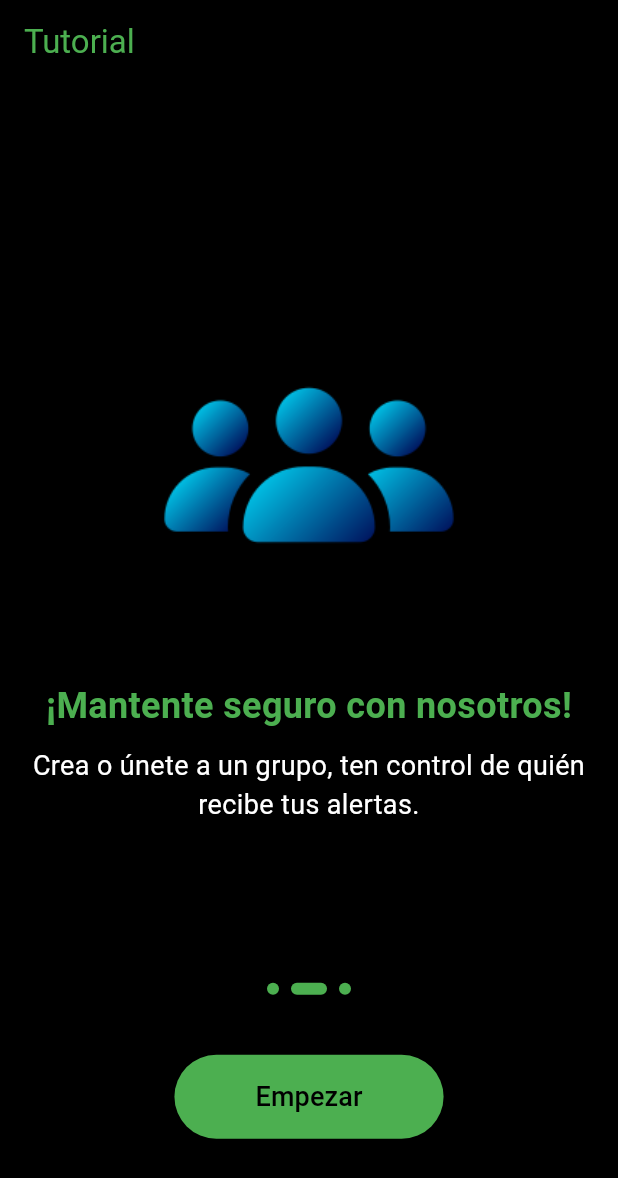
After one commit to German1127/Warded, a Flutter app: the screen it shows after launch, swiped to page 2, on a phone screen of 412 x 824 dp. The commit adds this screen. Shown: the top 1178 px of the screen. Run offline on Flutter 3.47's test engine with Material 3 defaults, Android fonts, the phone set to English and light mode, and no system bars; our stand-ins replace bloc, cloud_firestore, equatable, firebase_core, firebase_messaging, flutter_bloc and 4 more; missing offline and left inert: barcode_scan2; accounts and stored records are empty.

Commit message:
agregado el tutorial

```diff
--- a/lib/botones/boton_crear_cuenta.dart
+++ b/lib/botones/boton_crear_cuenta.dart
@@ -16,7 +16,7 @@ class BotonCrearCuenta extends StatelessWidget {
       onPressed: () async {
         currentUser = await Vecino.fromFirestore("1");
         currentGroup = await Grupo.fromFirestore(currentUser.groupId);
-        Navigator.push(
+        Navigator.pushReplacement(
             context,
             MaterialPageRoute(builder: (context) => const CrearCuenta())
         );
--- a/lib/botones/boton_iniciar_sesion.dart
+++ b/lib/botones/boton_iniciar_sesion.dart
@@ -22,7 +22,7 @@ class BotonIniSesion extends StatelessWidget {
         );
 
 
-        Navigator.push(
+        Navigator.pushReplacement(
           context,
           MaterialPageRoute(builder: (context) => PaginaPrincipal()),
         );
--- a/lib/botones/boton_registro.dart
+++ b/lib/botones/boton_registro.dart
@@ -21,7 +21,7 @@ class BotonRegistro extends StatelessWidget {
           ),
         );
 
-        Navigator.push(
+        Navigator.pushReplacement(
           context,
           MaterialPageRoute(builder: (context) => PaginaPrincipal()),
         );
--- a/lib/main.dart
+++ b/lib/main.dart
@@ -1,17 +1,20 @@
 import 'package:flutter/material.dart';
 import 'package:flutter_bloc/flutter_bloc.dart';
+import 'package:flutter/services.dart';
+import 'package:firebase_core/firebase_core.dart';
+import 'package:cloud_firestore/cloud_firestore.dart';
+import 'package:firebase_messaging/firebase_messaging.dart';
+import 'package:flutter_local_notifications/flutter_local_notifications.dart';
+import 'package:shared_preferences/shared_preferences.dart';
+import 'package:Warded/fcm_service.dart';
 import 'package:Warded/features/mis_grupos/cubic/mis_grupos_cubit.dart';
-import 'package:flutter/services.dart';
 import 'package:Warded/login.dart';
+import 'package:Warded/pagina_principal.dart';
+import 'package:Warded/onboarding_screen.dart';
+import 'funciones_notificacion.dart';
 import 'features/mis_grupos/models/vecino.dart';
 import 'features/mis_grupos/models/grupo.dart';
 import 'firebase_options.dart';
-import 'package:firebase_core/firebase_core.dart';
-import 'package:cloud_firestore/cloud_firestore.dart';
-import 'package:firebase_messaging/firebase_messaging.dart';
-import 'package:Warded/fcm_service.dart';
-import 'package:flutter_local_notifications/flutter_local_notifications.dart';
-import 'funciones_notificacion.dart';
 
 
 final db = FirebaseFirestore.instance;
@@ -48,16 +51,31 @@ void main() async {
   await flutterLocalNotificationsPlugin.initialize(initializationSettings,
       onDidReceiveNotificationResponse: selectNotification);
 
+  // Verificar si se ha mostrado el tutorial
+  SharedPreferences prefs = await SharedPreferences.getInstance();
+  bool seenOnboarding = prefs.getBool('seenOnboarding') ?? false;
+
+  Widget initialRoute;
+  if (seenOnboarding) {
+    // Si ya se ha visto el tutorial, muestra la pantalla de login
+    initialRoute = const Login();
+  } else {
+    // Si no se ha visto el tutorial, muestra el tutorial
+    initialRoute = OnboardingScreen();
+  }
+
   runApp(
     BlocProvider(
       create: (context) => MisGruposCubit()..getVecinos(),
-      child: const WardedAPP(),
+      child: WardedAPP(initialRoute),
     ),
   );
 }
 
 class WardedAPP extends StatelessWidget {
-  const WardedAPP();
+  final Widget initialRoute;
+
+  const WardedAPP(this.initialRoute);
 
   @override
   Widget build(BuildContext context) {
@@ -72,7 +90,7 @@ class WardedAPP extends StatelessWidget {
           ),
         ),
       ),
-      home: const Login(),
+      home: initialRoute,
     );
   }
 }
--- /dev/null
+++ b/lib/onboarding_screen.dart
@@ -0,0 +1,155 @@
+import 'package:flutter/material.dart';
+import 'package:shared_preferences/shared_preferences.dart';
+import 'package:Warded/login.dart';
+
+class OnboardingScreen extends StatefulWidget {
+  @override
+  _OnboardingScreenState createState() => _OnboardingScreenState();
+}
+
+class _OnboardingScreenState extends State<OnboardingScreen> {
+  PageController _pageController = PageController();
+  int _currentPage = 0;
+  List<String> _imagePaths = [
+    'assets/BotonAlarma.png',
+    'assets/IconoGrupo.png',
+    'assets/IconoBache.png',
+  ];
+  List<String> _titles = [
+    '¡Bienvenido a Warded!',
+    '¡Mantente seguro con nosotros!',
+    '¡Notifica a tu grupo!',
+  ];
+  List<String> _descriptions = [
+    'Evita activar alarmas accidentalmente; mantenlas presionadas durante dos segundos.',
+    'Crea o únete a un grupo, ten control de quién recibe tus alertas.',
+    'Utiliza las alertas para reportar incidentes a tus vecinos.',
+  ];
+
+  @override
+  void initState() {
+    super.initState();
+    _pageController = PageController();
+  }
+
+  @override
+  void dispose() {
+    _pageController.dispose();
+    super.dispose();
+  }
+
+  @override
+  Widget build(BuildContext context) {
+    return Scaffold(
+      appBar: AppBar(
+        backgroundColor: Colors.black,
+        title: const Text(
+          'Tutorial',
+          style: TextStyle(color: Colors.green),
+        ),
+      ),
+      body: Container(
+        color: Colors.black,
+        child: Column(
+          mainAxisAlignment: MainAxisAlignment.center,
+          children: [
+            SizedBox(
+              height: MediaQuery.of(context).size.height * 0.6,
+              child: PageView.builder(
+                controller: _pageController,
+                itemCount: _imagePaths.length,
+                onPageChanged: (index) {
+                  setState(() {
+                    _currentPage = index;
+                  });
+                },
+                itemBuilder: (context, index) {
+                  return Column(
+                    mainAxisAlignment: MainAxisAlignment.center,
+                    children: [
+                      Image.asset(
+                        _imagePaths[index],
+                        fit: BoxFit.contain,
+                        height: MediaQuery.of(context).size.height * 0.3,
+                      ),
+                      SizedBox(height: 20.0),
+                      Padding(
+                        padding: const EdgeInsets.symmetric(horizontal: 20.0),
+                        child: Text(
+                          _titles[index],
+                          textAlign: TextAlign.center,
+                          style: TextStyle(color: Colors.green, fontSize: 24.0, fontWeight: FontWeight.bold),
+                        ),
+                      ),
+                      SizedBox(height: 10.0),
+                      Padding(
+                        padding: const EdgeInsets.symmetric(horizontal: 20.0),
+                        child: Text(
+                          _descriptions[index],
+                          textAlign: TextAlign.center,
+                          style: TextStyle(color: Colors.white, fontSize: 18.0),
+                        ),
+                      ),
+                    ],
+                  );
+                },
+              ),
+            ),
+            SizedBox(height: 40.0),
+            Row(
+              mainAxisAlignment: MainAxisAlignment.center,
+              children: _buildPageIndicator(),
+            ),
+            SizedBox(height: 40.0),
+            ElevatedButton(
+              onPressed: () async {
+                SharedPreferences prefs =
+                await SharedPreferences.getInstance();
+                await prefs.setBool('seenOnboarding', true);
+
+                Navigator.pushReplacement(
+                  context,
+                  MaterialPageRoute(builder: (context) => const Login()),
+                );
+              },
+              style: ElevatedButton.styleFrom(
+                backgroundColor: Colors.green,
+                shape: RoundedRectangleBorder(
+                  borderRadius: BorderRadius.circular(30.0),
+                ),
+              ),
+              child: const Padding(
+                padding: EdgeInsets.symmetric(vertical: 15.0, horizontal: 30.0),
+                child: Text(
+                  'Empezar',
+                  style: TextStyle(color: Colors.black, fontSize: 18.0),
+                ),
+              ),
+            ),
+          ],
+        ),
+      ),
+    );
+  }
+
+  List<Widget> _buildPageIndicator() {
+    List<Widget> list = [];
+    for (int i = 0; i < _imagePaths.length; i++) {
+      list.add(i == _currentPage ? _indicator(true) : _indicator(false));
+    }
+    return list;
+  }
+
+  Widget _indicator(bool isActive) {
+    return AnimatedContainer(
+      duration: Duration(milliseconds: 150),
+      height: 8.0,
+      width: isActive ? 24.0 : 8.0,
+      margin: EdgeInsets.symmetric(horizontal: 4.0),
+      decoration: BoxDecoration(
+        color: Colors.green,
+        borderRadius: BorderRadius.circular(5.0),
+      ),
+    );
+  }
+}
--- a/pubspec.yaml
+++ b/pubspec.yaml
@@ -42,6 +42,8 @@ dependencies:
   url_launcher: ^6.3.0
   geolocator: ^12.0.0
   flutter_launcher_icons: ^0.13.1
+  shared_preferences: ^2.0.10
+  flutter_onboarding_slider: ^1.0.0
 
 
   # The following adds the Cupertino Icons font to your application.
```
Also changed, not shown: pubspec.lock, 1 other file.
